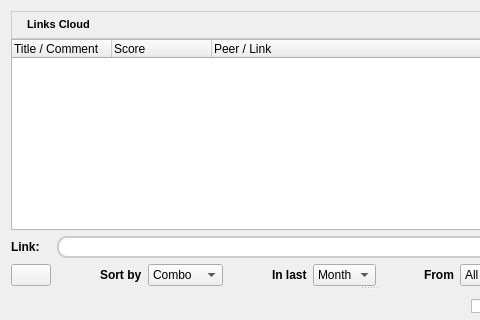
This is plugins/LinksCloud/LinksDialog.ui in RetroShare/RetroShare as Qt 5 draws it before an edit; both pictures show x 0 to 480 and y 0 to 320 of the 738 by 583 pixel window. The edited form follows.
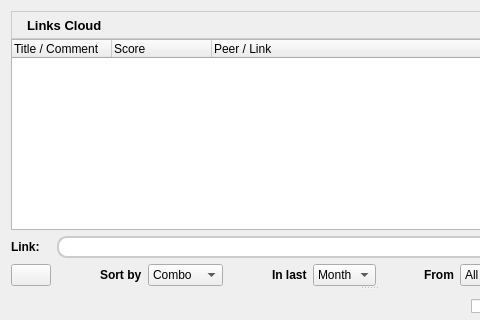
This is the edited form. Icons and pictures are not drawn.

Commit message: Removed some unnecessary style sheets.

```diff
--- a/plugins/LinksCloud/LinksDialog.ui
+++ b/plugins/LinksCloud/LinksDialog.ui
@@ -535,11 +535,16 @@
       </item>
       <item row="0" column="1">
        <widget class="QLabel" name="label_4">
+        <property name="font">
+         <font>
+          <family>Arial</family>
+          <pointsize>10</pointsize>
+          <weight>75</weight>
+          <bold>true</bold>
+         </font>
+        </property>
         <property name="text">
-         <string>&lt;html&gt;&lt;head&gt;&lt;meta name=&quot;qrichtext&quot; content=&quot;1&quot; /&gt;&lt;style type=&quot;text/css&quot;&gt;
-p, li { white-space: pre-wrap; }
-&lt;/style&gt;&lt;/head&gt;&lt;body style=&quot; font-family:'MS Shell Dlg 2'; font-size:8.25pt; font-weight:400; font-style:normal;&quot;&gt;
-&lt;p style=&quot; margin-top:0px; margin-bottom:0px; margin-left:0px; margin-right:0px; -qt-block-indent:0; text-indent:0px; font-size:8pt;&quot;&gt;&lt;span style=&quot; font-weight:600;&quot;&gt;Links Cloud&lt;/span&gt;&lt;/p&gt;&lt;/body&gt;&lt;/html&gt;</string>
+         <string>Links Cloud</string>
         </property>
        </widget>
       </item>
```
Left out of the diff: 35 changed lines with no effect on the pictures. The commit also changes 14 other files.
